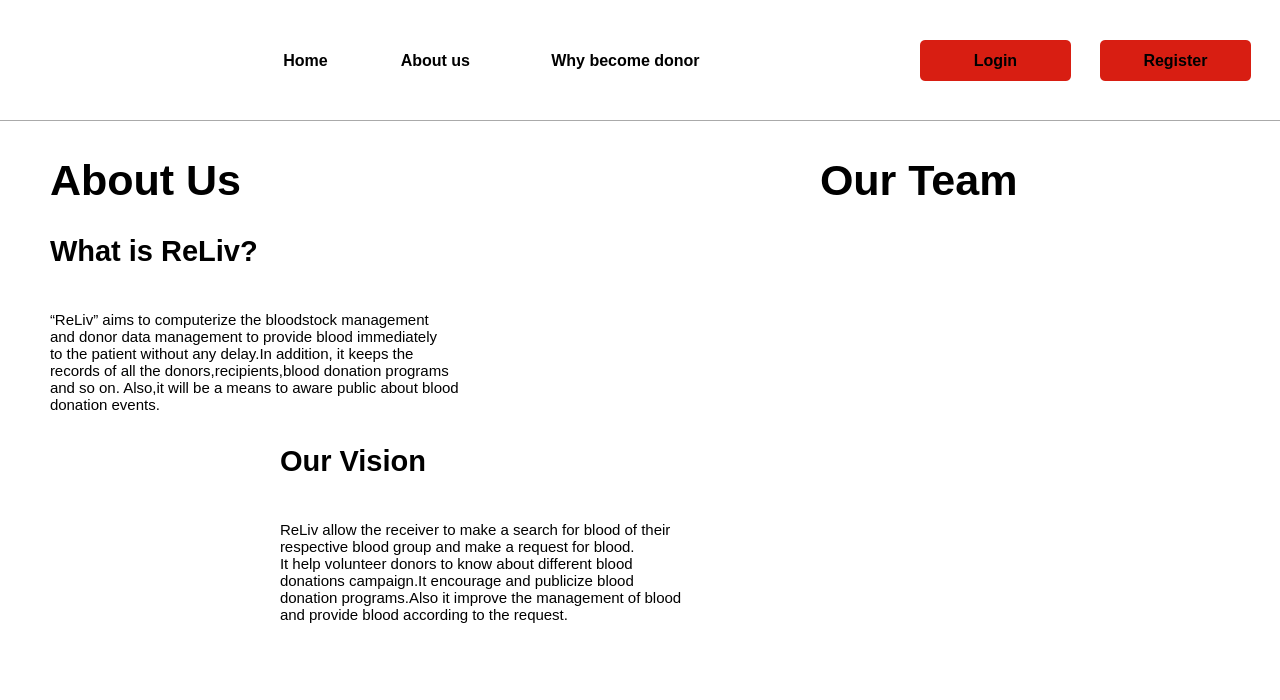
Rista10/Final, file about.ui: the form before one commit.
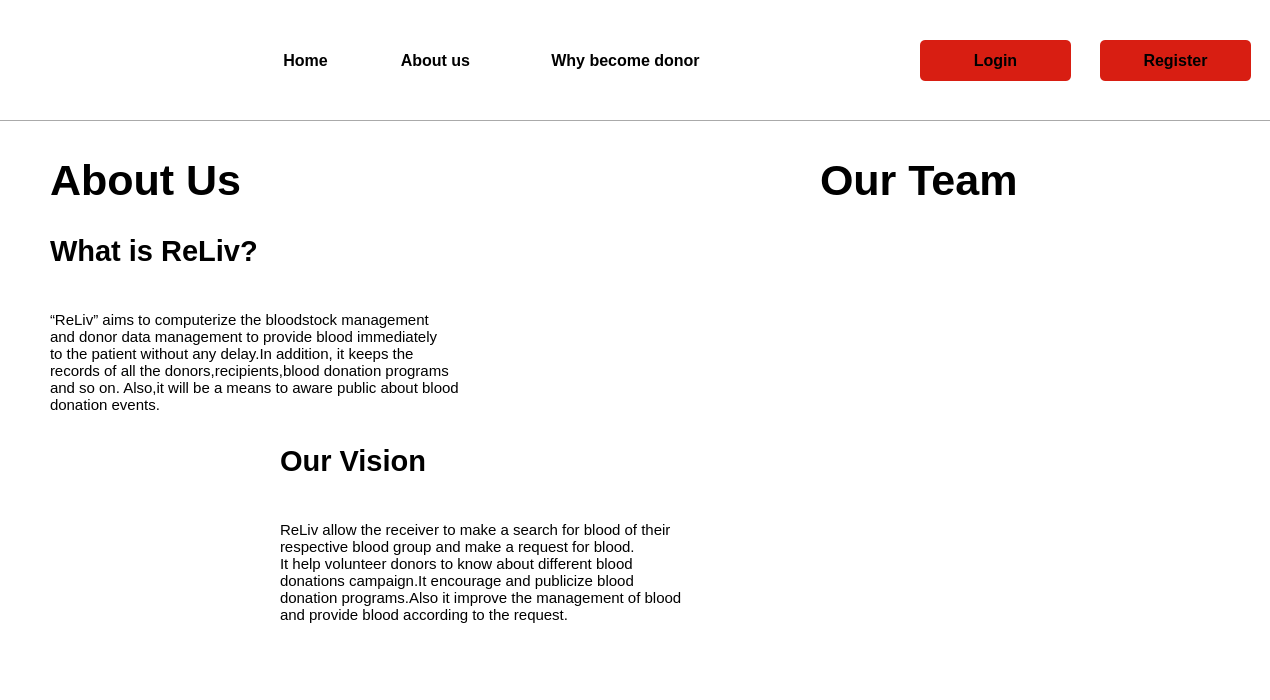
The form after the commit. Icons and pictures are not drawn.

```diff
--- a/about.ui
+++ b/about.ui
@@ -6,7 +6,7 @@
    <rect>
     <x>0</x>
     <y>0</y>
-    <width>1280</width>
+    <width>1270</width>
     <height>700</height>
    </rect>
   </property>
```
